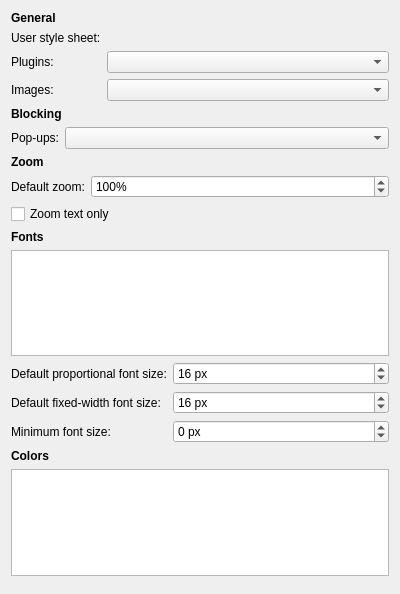
This is src/modules/windows/preferences/ContentPreferencesPage.ui in bitwiseworks/otter-browser-os2 as Qt 5 draws it before an edit. The edited form follows.
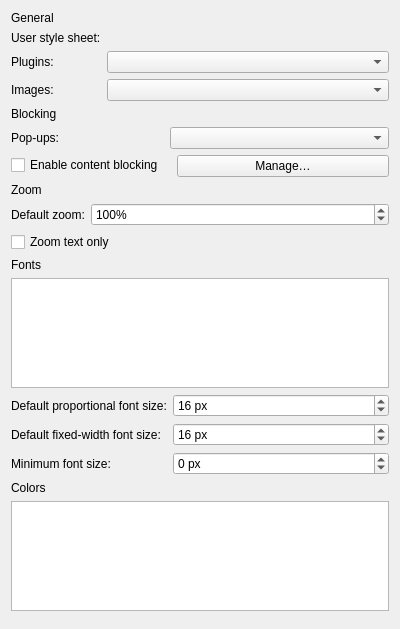
This is the edited form. Custom widgets are drawn as their Qt base class.

```diff
--- a/src/modules/windows/preferences/ContentPreferencesPage.ui
+++ b/src/modules/windows/preferences/ContentPreferencesPage.ui
@@ -7,18 +7,12 @@
     <x>0</x>
     <y>0</y>
     <width>400</width>
-    <height>594</height>
+    <height>629</height>
    </rect>
   </property>
   <layout class="QVBoxLayout" name="verticalLayout">
    <item>
-    <widget class="QLabel" name="contentGeneralHeader">
-     <property name="font">
-      <font>
-       <weight>75</weight>
-       <bold>true</bold>
-      </font>
-     </property>
+    <widget class="Otter::HeaderWidget" name="contentGeneralHeaderWidget">
      <property name="text">
       <string>General</string>
      </property>
@@ -68,13 +62,7 @@
     </layout>
    </item>
    <item>
-    <widget class="QLabel" name="blockingHeader">
-     <property name="font">
-      <font>
-       <weight>75</weight>
-       <bold>true</bold>
-      </font>
-     </property>
+    <widget class="Otter::HeaderWidget" name="blockingHeaderWidget">
      <property name="text">
       <string>Blocking</string>
      </property>
@@ -98,16 +86,35 @@
      <item row="0" column="1">
       <widget class="QComboBox" name="popupsComboBox"/>
      </item>
+     <item row="1" column="0">
+      <widget class="QCheckBox" name="enableContentBlockingCheckBox">
+       <property name="text">
+        <string>Enable content blocking</string>
+       </property>
+      </widget>
+     </item>
+     <item row="1" column="1">
+      <layout class="QHBoxLayout" name="enableContentBlockingLayout">
+       <item>
+        <spacer name="enableContentBlockinglSpacer">
+         <property name="orientation">
+          <enum>Qt::Horizontal</enum>
+         </property>
+        </spacer>
+       </item>
+       <item>
+        <widget class="QPushButton" name="manageContentBlockingButton">
+         <property name="text">
+          <string>Manage…</string>
+         </property>
+        </widget>
+       </item>
+      </layout>
+     </item>
     </layout>
    </item>
    <item>
-    <widget class="QLabel" name="zoomHeader">
-     <property name="font">
-      <font>
-       <weight>75</weight>
-       <bold>true</bold>
-      </font>
-     </property>
+    <widget class="Otter::HeaderWidget" name="zoomHeaderWidget">
      <property name="text">
       <string>Zoom</string>
      </property>
@@ -154,13 +161,7 @@
     </widget>
    </item>
    <item>
-    <widget class="QLabel" name="fontsHeader">
-     <property name="font">
-      <font>
-       <weight>75</weight>
-       <bold>true</bold>
-      </font>
-     </property>
+    <widget class="Otter::HeaderWidget" name="fontsHeaderWidget">
      <property name="text">
       <string>Fonts</string>
      </property>
@@ -277,13 +278,7 @@
     </layout>
    </item>
    <item>
-    <widget class="QLabel" name="colorsHeader">
-     <property name="font">
-      <font>
-       <weight>75</weight>
-       <bold>true</bold>
-      </font>
-     </property>
+    <widget class="Otter::HeaderWidget" name="colorsHeaderWidget">
      <property name="text">
       <string>Colors</string>
      </property>
@@ -324,17 +319,22 @@
   </layout>
  </widget>
  <customwidgets>
-  <customwidget>
-   <class>Otter::ItemViewWidget</class>
-   <extends>QTreeView</extends>
-   <header>src/ui/ItemViewWidget.h</header>
-  </customwidget>
   <customwidget>
    <class>Otter::FilePathWidget</class>
    <extends>QWidget</extends>
    <header>src/ui/FilePathWidget.h</header>
    <container>1</container>
   </customwidget>
+  <customwidget>
+   <class>Otter::HeaderWidget</class>
+   <extends>QLabel</extends>
+   <header>src/ui/HeaderWidget.h</header>
+  </customwidget>
+  <customwidget>
+   <class>Otter::ItemViewWidget</class>
+   <extends>QTreeView</extends>
+   <header>src/ui/ItemViewWidget.h</header>
+  </customwidget>
  </customwidgets>
  <tabstops>
   <tabstop>popupsComboBox</tabstop>
```
